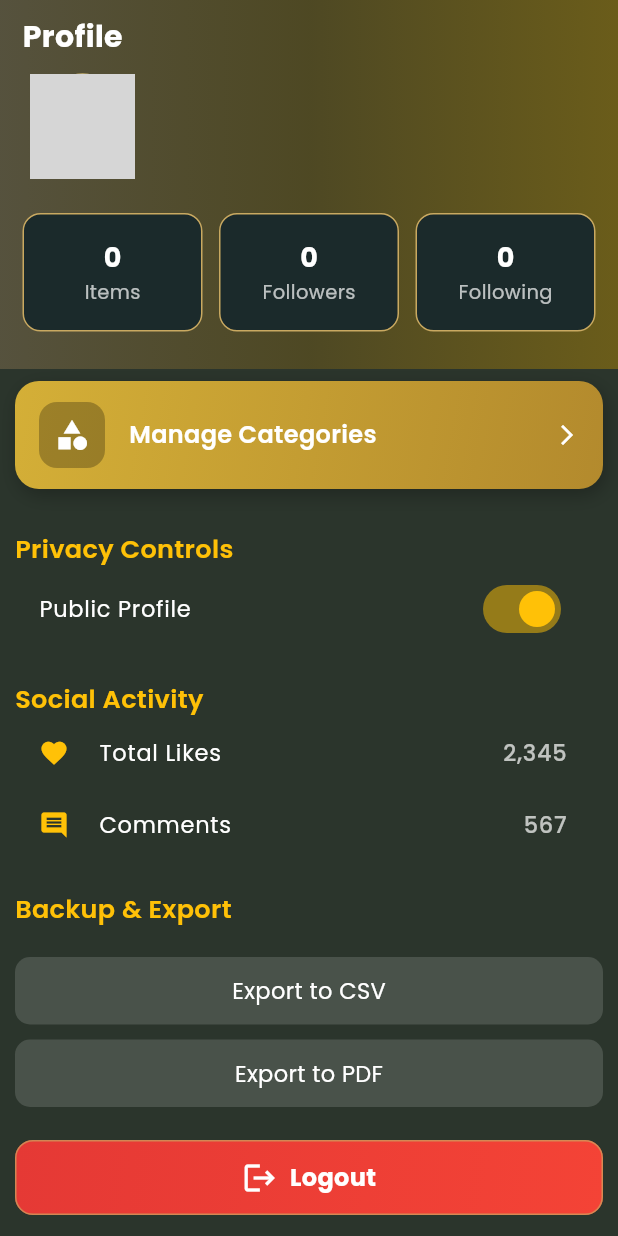
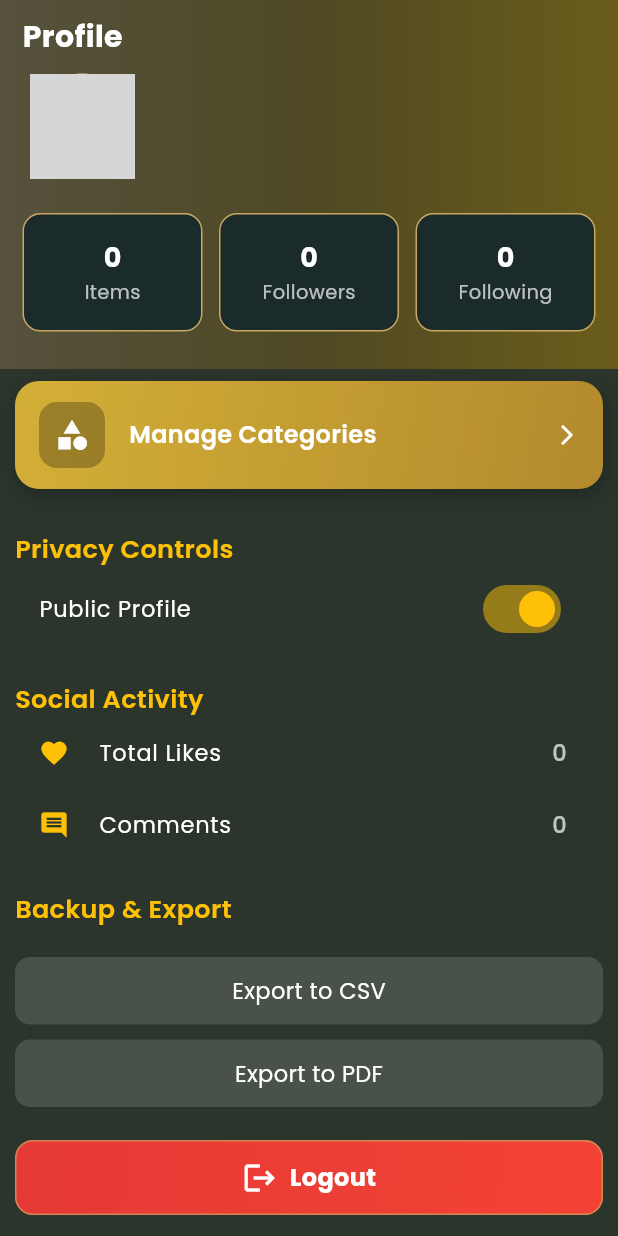
Before and after one commit to santoshparthe0117-maker/klektion, a Flutter app: the ProfileScreen screen opened directly, on a phone screen of 412 x 824 dp. Run offline on Flutter 3.47's test engine with Material 3 defaults, Android fonts, the phone set to English and light mode, and no system bars; our stand-ins replace email_validator, geolocator, get, google_fonts, image_picker, shared_preferences and 1 more; accounts and stored records are empty; network calls fail; grey boxes are pictures that could not be loaded.

Commit message:
profile like comment count

```diff
--- a/lib/screens/features/account/screens/account_screen.dart
+++ b/lib/screens/features/account/screens/account_screen.dart
@@ -183,8 +183,23 @@ class _ProfileScreenState extends State<ProfileScreen> {
                   //  _toggleTile("Allow Comments", isTablet),
                   SizedBox(height: isTablet ? 28 : 20),
                   _sectionTitle("Social Activity", isTablet),
-                  _statLine(Icons.favorite, "Total Likes", "2,345", isTablet),
-                  _statLine(Icons.comment, "Comments", "567", isTablet),
+                  Obx(
+                    () => _statLine(
+                      Icons.favorite,
+                      "Total Likes",
+                      stats.totalLikes.value.toString(),
+                      isTablet,
+                    ),
+                  ),
+
+                  Obx(
+                    () => _statLine(
+                      Icons.comment,
+                      "Comments",
+                      stats.totalComments.value.toString(),
+                      isTablet,
+                    ),
+                  ),
 
                   //  _statLine(Icons.share, "Shares", "123", isTablet),
                   SizedBox(height: isTablet ? 28 : 20),
```
Also changed, not shown: lib/screens/features/account/controllers/profile_stats_controller.dart (+41 -4 lines).
